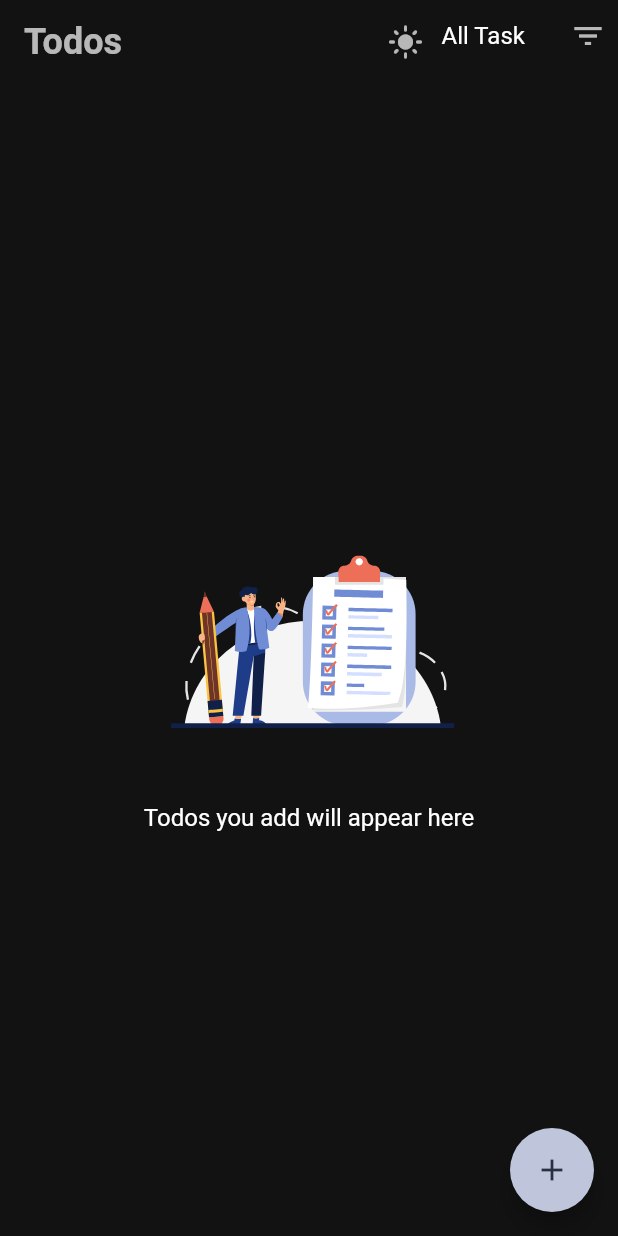
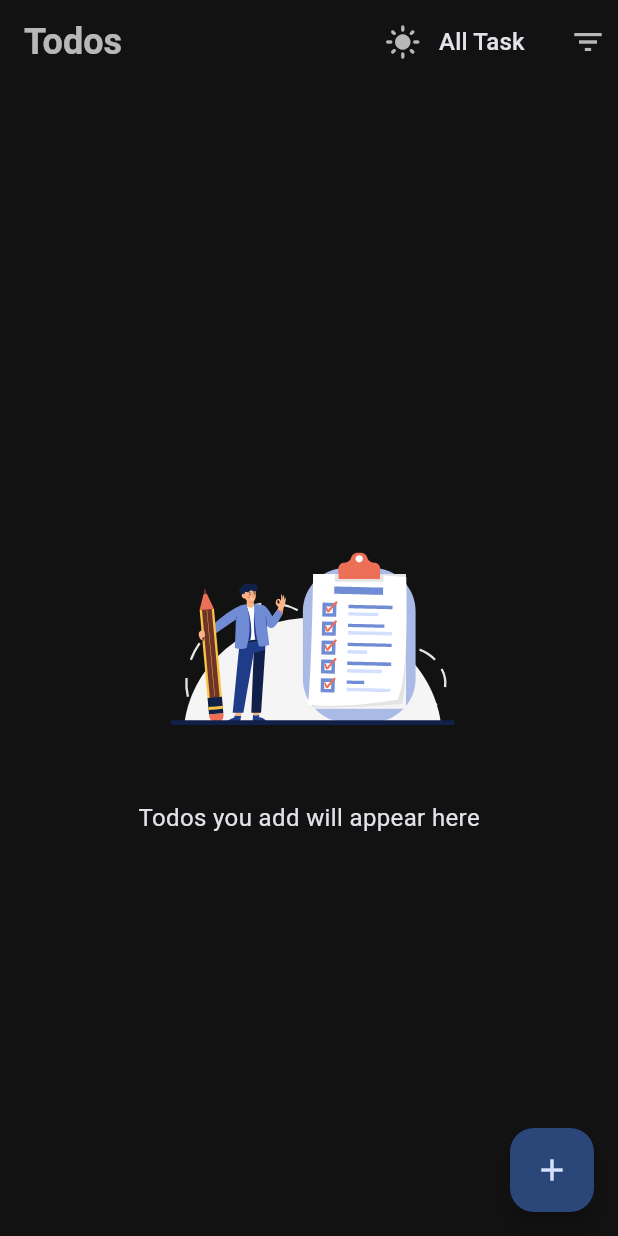
Before and after one commit to Ranj1/Taskly, a Flutter app: the screen it shows after launch, after a tap on the "dark mode" icon, on a phone screen of 412 x 824 dp. Run offline on Flutter 3.47's test engine with Material 3 defaults, Android fonts, the phone set to English and light mode, and no system bars; our stand-ins replace device_preview, equatable, flutter_bloc, lottie, sqflite; accounts and stored records are empty.

```diff
--- a/lib/main.dart
+++ b/lib/main.dart
@@ -72,13 +72,7 @@ class MyApp extends StatelessWidget {
                   padding: const EdgeInsets.symmetric(vertical: 14),
                 ),
               ),
-              checkboxTheme: CheckboxThemeData(
-                checkColor: MaterialStateProperty.all(Colors.white),
-                fillColor: MaterialStateProperty.all(Colors.blue),
-                shape: RoundedRectangleBorder(
-                  borderRadius: BorderRadius.circular(4),
-                ),
-              ),
+
               scaffoldBackgroundColor: const Color(0xFFF5F6FA),
               useMaterial3: true,
             ),
@@ -98,7 +92,7 @@ class MyApp extends StatelessWidget {
                 elevation: 0,
               ),
               scaffoldBackgroundColor: Color(0xFF121212),
-              useMaterial3: false,
+              useMaterial3: true,
             ),
             themeMode: themeMode,
             home: HomePage(
--- a/pubspec.yaml
+++ b/pubspec.yaml
@@ -4,7 +4,7 @@ description: "Taskly is a basic task manager app built using Flutter,
               It helps users add, edit, delete, and manage their daily tasks with ease."
 
 publish_to: 'none'
-version: 1.0.0+1
+version: 1.0.1+2
 
 environment:
   sdk: ^3.6.1
```
Also changed, not shown: 27 other files.
